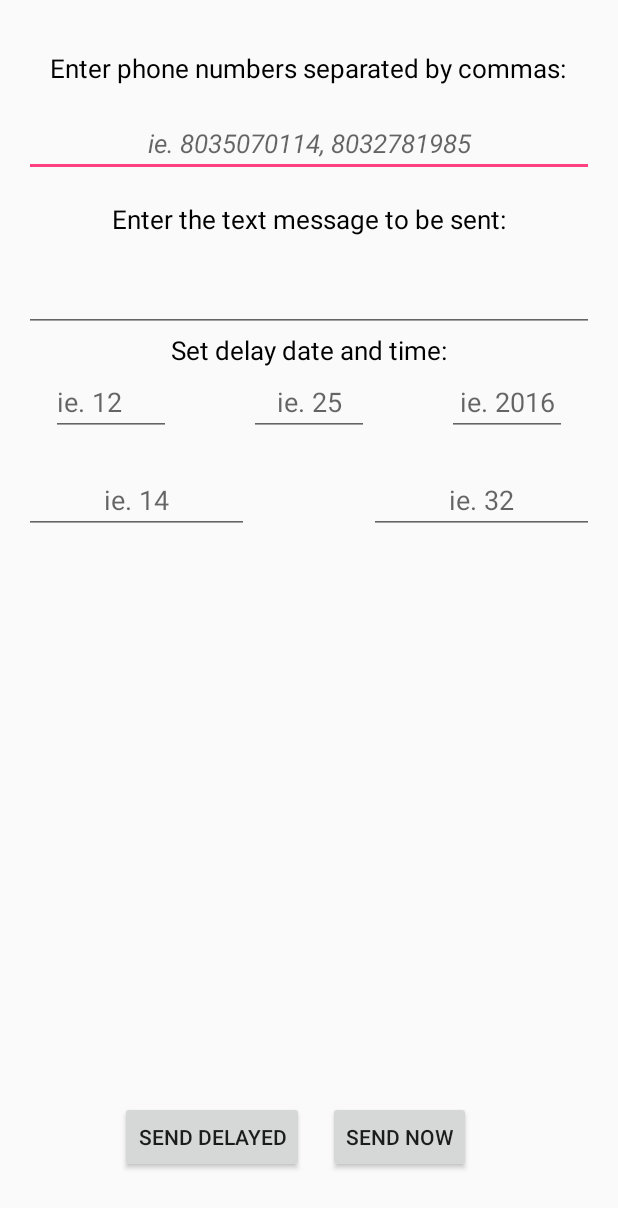
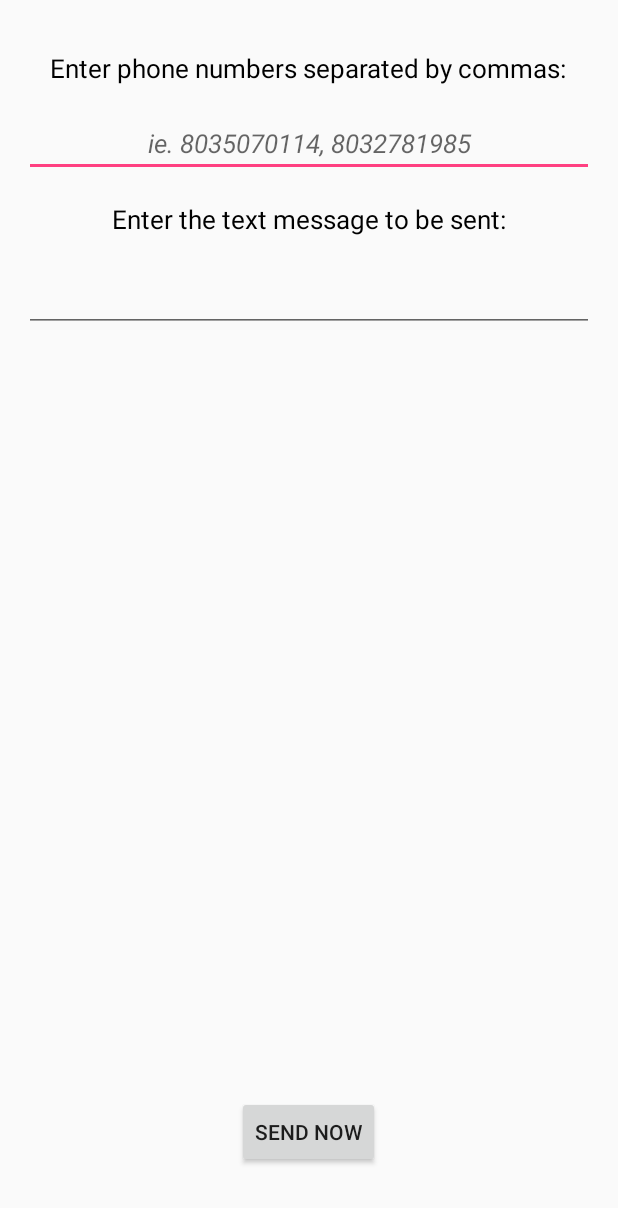
Before and after one commit to awardnasc/Broadcastr, an Android app: the screen it shows after launch (MainActivity), on a phone screen of 412 x 824 dp. Shown: the top 1208 px of the screen. Run offline under Robolectric (Android 15) with nearby library versions, the phone set to English and light mode, and no system bars; 3 statements that could not run were skipped.

Commit message:
Commented out everything having to do with delaying the text. This is the version to be turned in 11/15/2016

```diff
--- a/app/src/main/java/com/test/alexward/broadcastr/MainActivity.java
+++ b/app/src/main/java/com/test/alexward/broadcastr/MainActivity.java
@@ -61,13 +61,13 @@ public class MainActivity extends Activity {
 
         phone = (EditText) findViewById(R.id.editText);
         text = (EditText) findViewById(R.id.editText2);
-        month = (EditText) findViewById(R.id.editText5);
+       /* month = (EditText) findViewById(R.id.editText5);
         day = (EditText) findViewById(R.id.editText7);
         year = (EditText) findViewById(R.id.editText8);
 
         hour = (EditText) findViewById(R.id.editText4);
         minute = (EditText) findViewById(R.id.editText3);
-
+*/
 
         Button saveButton = (Button) findViewById(R.id.button);
         //final CheckBox checkBox = (CheckBox) findViewById(R.id.checkBox);
@@ -119,6 +119,7 @@ public class MainActivity extends Activity {
 
             return;
         }
+  /*
         String mon = month.getText().toString();
         int m = Integer.parseInt(mon);
 
@@ -140,7 +141,7 @@ public class MainActivity extends Activity {
             cal.set(Calendar.YEAR, y);
             cal.set(Calendar.HOUR, h);
             cal.set(Calendar.MINUTE, min);
-
+*/
        // Long time = new GregorianCalendar().getTimeInMillis()+15*1000;
         Intent intentAlarm = new Intent(this, AlarmReciever.class);
         intentAlarm.putExtra("phone", phoneList);
--- a/app/src/main/res/layout/activity_main.xml
+++ b/app/src/main/res/layout/activity_main.xml
@@ -74,7 +74,7 @@
             android:layout_centerHorizontal="true"
             android:layout_marginTop="16dp"
             android:onClick="scheduleAlarm"/>
-    -->
+
     <Button
         android:text="@string/sendDelayed"
         android:layout_width="wrap_content"
@@ -87,20 +87,17 @@
         android:layout_toLeftOf="@+id/button"
         android:layout_toStartOf="@+id/button"
         android:onClick="scheduleAlarm"/>
-
+-->
     <Button
         android:text= "@string/sendButton"
         android:layout_width="wrap_content"
         android:layout_height="wrap_content"
-        android:layout_marginBottom="26dp"
+        android:layout_marginBottom="29dp"
         android:id="@+id/button"
         android:clickable="true"
-        android:layout_marginRight="23dp"
-        android:layout_marginEnd="23dp"
         android:layout_alignParentBottom="true"
-        android:layout_alignRight="@+id/textView2"
-        android:layout_alignEnd="@+id/textView2" />
-
+        android:layout_centerHorizontal="true" />
+    <!--
         <TextView
             android:text="@string/datePrompt"
             android:layout_width="wrap_content"
@@ -172,6 +169,6 @@
             android:layout_toRightOf="@+id/editText7"
             android:hint="ie. 32"
             android:textAlignment="center"/>
-
+    -->
 
     </RelativeLayout>
```
Lines whose indentation alone changed are shown as unchanged.
